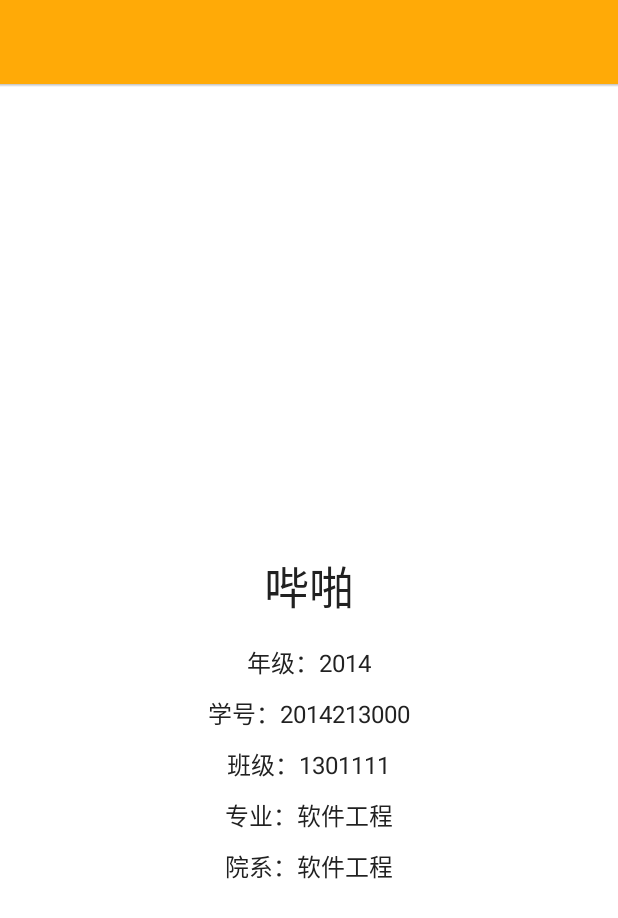
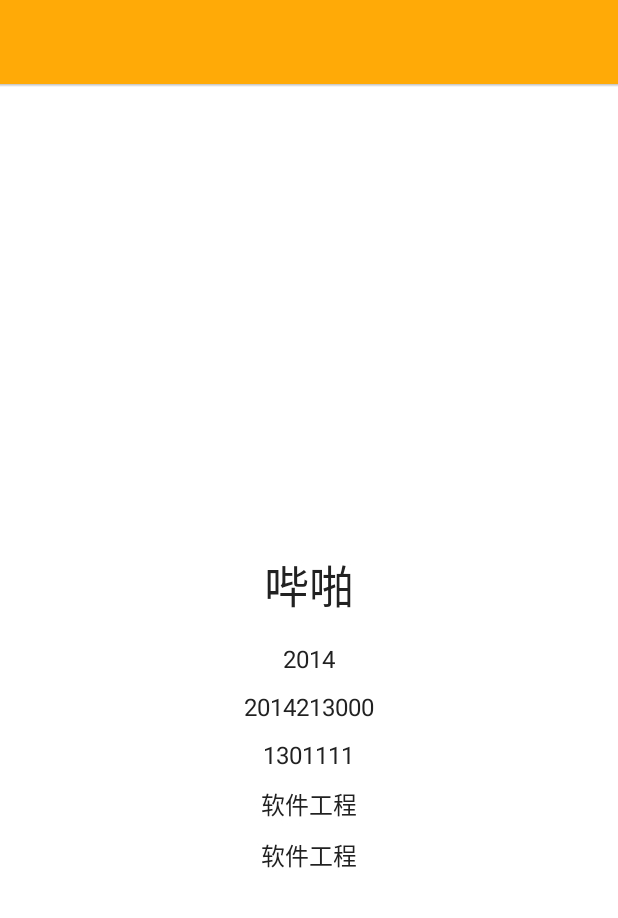
Before and after one commit to moiling/CQUPTLife, an Android app: the layout activity_student_info.xml on its own in the app's theme, with its tools: preview values and no code run, on a phone screen of 412 x 824 dp. Shown: the top 918 px of the screen. Run offline under Robolectric (Android 15) with nearby library versions, the phone set to English and light mode, and no system bars; Roboto replaces fonts that are not available here.

Commit message:
What should I do?

```diff
--- a/app/src/main/java/com/superbug/moi/cquptlife/app/BaseActivity.java
+++ b/app/src/main/java/com/superbug/moi/cquptlife/app/BaseActivity.java
@@ -3,7 +3,6 @@ package com.superbug.moi.cquptlife.app;
 import android.os.Build;
 import android.os.Bundle;
 import android.support.v7.app.AppCompatActivity;
-import android.view.View;
 import android.view.WindowManager;
 
 import com.afollestad.materialdialogs.MaterialDialog;
@@ -68,6 +67,6 @@ public abstract class BaseActivity extends AppCompatActivity {
     }
 
     public void dismissProgress() {
-        dialog.dismiss();
+        if (dialog.isShowing()) dialog.dismiss();
     }
 }
--- a/app/src/main/java/com/superbug/moi/cquptlife/ui/activity/StudentActivity.java
+++ b/app/src/main/java/com/superbug/moi/cquptlife/ui/activity/StudentActivity.java
@@ -83,6 +83,7 @@ public class StudentActivity extends BaseActivity implements View.OnClickListene
         mFab.setOnClickListener(this);
         mSwipeRefreshWidget.setColorSchemeResources(R.color.blue_primary_color, R.color.primary_color);
         mSwipeRefreshWidget.setOnRefreshListener(this);
+        mSwipeRefreshWidget.setVisibility(View.GONE);
     }
 
     private void initToolbar() {
@@ -170,6 +171,7 @@ public class StudentActivity extends BaseActivity implements View.OnClickListene
     @Override
     public void hideEmptyView() {
         mEmptyView.setVisibility(View.GONE);
+        mSwipeRefreshWidget.setVisibility(View.VISIBLE);
     }
 
     @Override
--- a/app/src/main/res/layout/activity_student_info.xml
+++ b/app/src/main/res/layout/activity_student_info.xml
@@ -26,6 +26,7 @@
         android:layout_height="match_parent">
     <RelativeLayout
         android:layout_width="match_parent"
+        android:textIsSelectable="true"
         android:layout_height="match_parent"
         android:orientation="vertical">
 
@@ -48,6 +49,7 @@
             <TextView
                 android:id="@+id/tv_name"
                 tools:text="哔啪"
+                android:textIsSelectable="true"
                 android:textSize="30sp"
                 android:textColor="@color/primary_text"
                 android:layout_gravity="center"
@@ -57,7 +59,8 @@
 
             <TextView
                 android:id="@+id/tv_grade"
-                tools:text="年级：2014"
+                tools:text="2014"
+                android:textIsSelectable="true"
                 android:textSize="16sp"
                 android:textColor="@color/primary_text"
                 android:layout_gravity="center"
@@ -67,7 +70,8 @@
 
             <TextView
                 android:id="@+id/tv_id"
-                tools:text="学号：2014213000"
+                tools:text="2014213000"
+                android:textIsSelectable="true"
                 android:textSize="16sp"
                 android:textColor="@color/primary_text"
                 android:layout_gravity="center"
@@ -77,7 +81,8 @@
 
             <TextView
                 android:id="@+id/tv_class"
-                tools:text="班级：1301111"
+                tools:text="1301111"
+                android:textIsSelectable="true"
                 android:textSize="16sp"
                 android:textColor="@color/primary_text"
                 android:layout_gravity="center"
@@ -87,7 +92,8 @@
 
             <TextView
                 android:id="@+id/tv_major"
-                tools:text="专业：软件工程"
+                tools:text="软件工程"
+                android:textIsSelectable="true"
                 android:textSize="16sp"
                 android:textColor="@color/primary_text"
                 android:layout_gravity="center"
@@ -97,7 +103,8 @@
 
             <TextView
                 android:id="@+id/tv_faculty"
-                tools:text="院系：软件工程"
+                tools:text="软件工程"
+                android:textIsSelectable="true"
                 android:textSize="16sp"
                 android:textColor="@color/primary_text"
                 android:layout_gravity="center"
```
Also changed, not shown: app/src/main/java/com/superbug/moi/cquptlife/ui/activity/StudentInfoActivity.java (+8 -1 lines).
